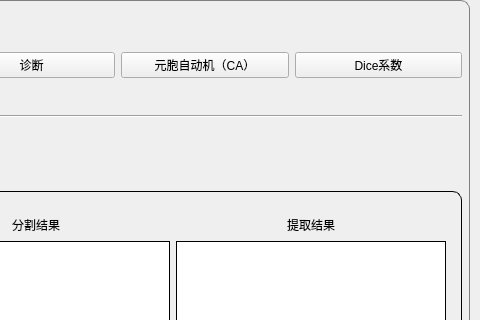
This is page/client/ui_mainWindow.ui in shaoyeGithub/graduationDesign as Qt 5 draws it before an edit; both pictures show x 420 to 900 and y 0 to 320 of the 900 by 600 pixel window. The edited form follows.
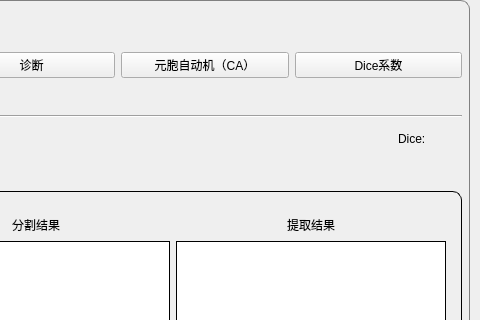
This is the edited form.

The edit to the form file:
```diff
--- a/page/client/ui_mainWindow.ui
+++ b/page/client/ui_mainWindow.ui
@@ -163,6 +163,25 @@
             </property>
            </spacer>
           </item>
+          <item>
+           <widget class="QLabel" name="diaResult_2">
+            <property name="sizePolicy">
+             <sizepolicy hsizetype="Fixed" vsizetype="Fixed">
+              <horstretch>0</horstretch>
+              <verstretch>0</verstretch>
+             </sizepolicy>
+            </property>
+            <property name="maximumSize">
+             <size>
+              <width>100</width>
+              <height>30</height>
+             </size>
+            </property>
+            <property name="text">
+             <string>Dice:           </string>
+            </property>
+           </widget>
+          </item>
          </layout>
         </item>
        </layout>
```
